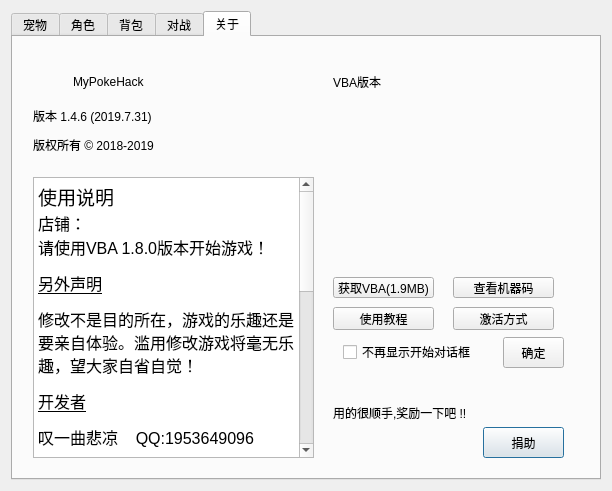
tanyiqu/uemerald-memhack, file MyMH/widget.ui: the form before one commit.
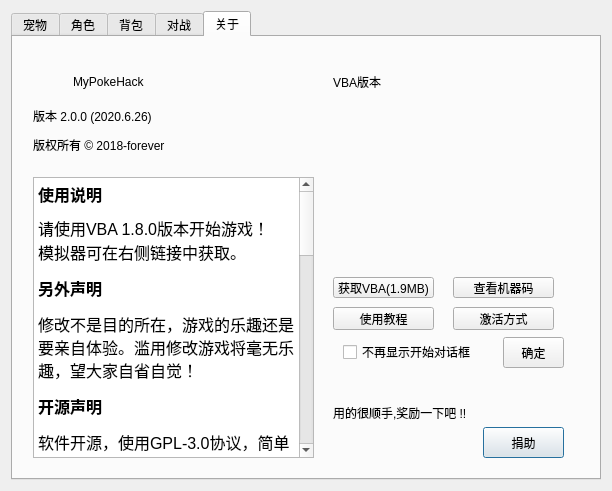
The form after the commit. The open tabs and pages were chosen to show the change. Icons and pictures are not drawn.

Commit message: 修改软件说明

The edit to the form file:
```diff
--- a/MyMH/widget.ui
+++ b/MyMH/widget.ui
@@ -5291,7 +5291,7 @@
         <string notr="true">font: 9pt &quot;微软雅黑&quot;;</string>
        </property>
        <property name="text">
-        <string>版本 1.4.6 (2019.7.31)</string>
+        <string>版本 2.0.0 (2020.6.26)</string>
        </property>
        <property name="wordWrap">
         <bool>true</bool>
@@ -5310,7 +5310,7 @@
         <string notr="true">font: 9pt &quot;微软雅黑&quot;;</string>
        </property>
        <property name="text">
-        <string>版权所有 © 2018-2019</string>
+        <string>版权所有 © 2018-forever</string>
        </property>
        <property name="wordWrap">
         <bool>true</bool>
@@ -5374,19 +5374,23 @@
 &lt;html&gt;&lt;head&gt;&lt;meta name=&quot;qrichtext&quot; content=&quot;1&quot; /&gt;&lt;style type=&quot;text/css&quot;&gt;
 p, li { white-space: pre-wrap; }
 &lt;/style&gt;&lt;/head&gt;&lt;body style=&quot; font-family:'微软雅黑'; font-size:14pt; font-weight:400; font-style:normal;&quot;&gt;
-&lt;p style=&quot; margin-top:0px; margin-bottom:0px; margin-left:0px; margin-right:0px; -qt-block-indent:0; text-indent:0px;&quot;&gt;使用说明&lt;/p&gt;
-&lt;p style=&quot; margin-top:0px; margin-bottom:0px; margin-left:0px; margin-right:0px; -qt-block-indent:0; text-indent:0px;&quot;&gt;&lt;span style=&quot; font-size:12pt;&quot;&gt;店铺：&lt;/span&gt;&lt;/p&gt;
-&lt;p style=&quot; margin-top:0px; margin-bottom:0px; margin-left:0px; margin-right:0px; -qt-block-indent:0; text-indent:0px;&quot;&gt;&lt;img src=&quot;:/images/shop.png&quot; /&gt;&lt;/p&gt;
+&lt;p style=&quot; margin-top:0px; margin-bottom:10px; margin-left:0px; margin-right:0px; -qt-block-indent:0; text-indent:0px;&quot;&gt;&lt;span style=&quot; font-size:12pt; font-weight:600;&quot;&gt;使用说明&lt;/span&gt;&lt;/p&gt;
 &lt;p style=&quot; margin-top:0px; margin-bottom:0px; margin-left:0px; margin-right:0px; -qt-block-indent:0; text-indent:0px;&quot;&gt;&lt;span style=&quot; font-size:12pt;&quot;&gt;请使用VBA 1.8.0版本开始游戏！&lt;/span&gt;&lt;/p&gt;
-&lt;p style=&quot; margin-top:12px; margin-bottom:12px; margin-left:0px; margin-right:0px; -qt-block-indent:0; text-indent:0px;&quot;&gt;&lt;span style=&quot; font-size:12pt; text-decoration: underline;&quot;&gt;另外声明&lt;/span&gt;&lt;/p&gt;
+&lt;p style=&quot; margin-top:0px; margin-bottom:0px; margin-left:0px; margin-right:0px; -qt-block-indent:0; text-indent:0px;&quot;&gt;&lt;span style=&quot; font-size:12pt;&quot;&gt;模拟器可在右侧链接中获取。&lt;/span&gt;&lt;/p&gt;
+&lt;p style=&quot; margin-top:12px; margin-bottom:12px; margin-left:0px; margin-right:0px; -qt-block-indent:0; text-indent:0px;&quot;&gt;&lt;span style=&quot; font-size:12pt; font-weight:600;&quot;&gt;另外声明&lt;/span&gt;&lt;/p&gt;
 &lt;p style=&quot; margin-top:12px; margin-bottom:12px; margin-left:0px; margin-right:0px; -qt-block-indent:0; text-indent:0px;&quot;&gt;&lt;span style=&quot; font-size:12pt;&quot;&gt;修改不是目的所在，游戏的乐趣还是要亲自体验。滥用修改游戏将毫无乐趣，望大家自省自觉！&lt;/span&gt;&lt;/p&gt;
-&lt;p style=&quot; margin-top:12px; margin-bottom:12px; margin-left:0px; margin-right:0px; -qt-block-indent:0; text-indent:0px;&quot;&gt;&lt;span style=&quot; font-size:12pt; text-decoration: underline;&quot;&gt;开发者&lt;/span&gt;&lt;/p&gt;
-&lt;p style=&quot; margin-top:12px; margin-bottom:12px; margin-left:0px; margin-right:0px; -qt-block-indent:0; text-indent:0px;&quot;&gt;&lt;span style=&quot; font-size:12pt;&quot;&gt;叹一曲悲凉    QQ:1953649096&lt;/span&gt;&lt;/p&gt;
-&lt;p style=&quot; margin-top:12px; margin-bottom:12px; margin-left:0px; margin-right:0px; -qt-block-indent:0; text-indent:0px;&quot;&gt;&lt;span style=&quot; font-size:12pt;&quot;&gt;百度昵称：    Bel丶&lt;/span&gt;&lt;/p&gt;
+&lt;p style=&quot; margin-top:12px; margin-bottom:12px; margin-left:0px; margin-right:0px; -qt-block-indent:0; text-indent:0px;&quot;&gt;&lt;span style=&quot; font-size:12pt; font-weight:600;&quot;&gt;开源声明&lt;/span&gt;&lt;/p&gt;
+&lt;p style=&quot; margin-top:12px; margin-bottom:12px; margin-left:0px; margin-right:0px; -qt-block-indent:0; text-indent:0px;&quot;&gt;&lt;span style=&quot; font-size:12pt;&quot;&gt;软件开源，使用GPL-3.0协议，简单点来说就是源码可以随便改，但是如果要发布就必须也得用GPL-3.0协议开源&lt;/span&gt;！&lt;/p&gt;
+&lt;p style=&quot; margin-top:12px; margin-bottom:12px; margin-left:0px; margin-right:0px; -qt-block-indent:0; text-indent:0px;&quot;&gt;&lt;span style=&quot; font-size:12pt;&quot;&gt;可能有人搞错此软件和MH修改器的关系，此软件虽然与MH长得比较像，但也就只是长得比较像而已了。MH是使用MFC库编写的，此软件使用Qt库编写的，功能实现等全部为本人一人实现，只是界面借鉴了MH！&lt;/span&gt;&lt;/p&gt;
+&lt;p style=&quot; margin-top:12px; margin-bottom:12px; margin-left:0px; margin-right:0px; -qt-block-indent:0; text-indent:0px;&quot;&gt;&lt;span style=&quot; font-size:12pt; font-weight:600;&quot;&gt;作者&lt;/span&gt;&lt;/p&gt;
+&lt;p style=&quot; margin-top:12px; margin-bottom:12px; margin-left:0px; margin-right:0px; -qt-block-indent:0; text-indent:0px;&quot;&gt;&lt;span style=&quot; font-size:12pt;&quot;&gt;Tanyiqu：1953649096@qq.com&lt;/span&gt;&lt;/p&gt;
+&lt;p style=&quot; margin-top:12px; margin-bottom:12px; margin-left:0px; margin-right:0px; -qt-block-indent:0; text-indent:0px;&quot;&gt;&lt;span style=&quot; font-size:12pt;&quot;&gt;Bilibili：Tanyiqu-bili&lt;/span&gt;&lt;/p&gt;
+&lt;p style=&quot; margin-top:12px; margin-bottom:12px; margin-left:0px; margin-right:0px; -qt-block-indent:0; text-indent:0px;&quot;&gt;&lt;span style=&quot; font-size:12pt;&quot;&gt;GitHub：Tanyiqu&lt;/span&gt;&lt;/p&gt;
+&lt;p style=&quot; margin-top:12px; margin-bottom:12px; margin-left:0px; margin-right:0px; -qt-block-indent:0; text-indent:0px;&quot;&gt;&lt;span style=&quot; font-size:12pt;&quot;&gt;究极绿宝石游戏交流群聊（QQ）：232377497&lt;/span&gt;&lt;/p&gt;
 &lt;p style=&quot; margin-top:12px; margin-bottom:12px; margin-left:0px; margin-right:0px; -qt-block-indent:0; text-indent:0px;&quot;&gt;&lt;span style=&quot; font-size:12pt;&quot;&gt;欢迎相同爱好者共同讨论&lt;/span&gt;&lt;/p&gt;
-&lt;p style=&quot; margin-top:12px; margin-bottom:12px; margin-left:0px; margin-right:0px; -qt-block-indent:0; text-indent:0px;&quot;&gt;&lt;span style=&quot; font-size:12pt; text-decoration: underline;&quot;&gt;感谢&lt;/span&gt;&lt;/p&gt;
+&lt;p style=&quot; margin-top:12px; margin-bottom:12px; margin-left:0px; margin-right:0px; -qt-block-indent:0; text-indent:0px;&quot;&gt;&lt;span style=&quot; font-size:12pt; font-weight:600;&quot;&gt;感谢&lt;/span&gt;&lt;/p&gt;
 &lt;p style=&quot; margin-top:12px; margin-bottom:12px; margin-left:0px; margin-right:0px; -qt-block-indent:0; text-indent:0px;&quot;&gt;&lt;span style=&quot; font-size:12pt;&quot;&gt;Fuzzier（提供MH源码）&lt;/span&gt;&lt;/p&gt;
-&lt;p style=&quot; margin-top:12px; margin-bottom:12px; margin-left:0px; margin-right:0px; -qt-block-indent:0; text-indent:0px;&quot;&gt;&lt;span style=&quot; font-size:12pt; text-decoration: underline;&quot;&gt;使用软件&lt;/span&gt;&lt;/p&gt;
+&lt;p style=&quot; margin-top:12px; margin-bottom:12px; margin-left:0px; margin-right:0px; -qt-block-indent:0; text-indent:0px;&quot;&gt;&lt;span style=&quot; font-size:12pt; font-weight:600;&quot;&gt;使用软件&lt;/span&gt;&lt;/p&gt;
 &lt;p style=&quot; margin-top:12px; margin-bottom:12px; margin-left:0px; margin-right:0px; -qt-block-indent:0; text-indent:0px;&quot;&gt;&lt;span style=&quot; font-size:12pt;&quot;&gt;Qt Creator（可视化解决方案）&lt;/span&gt;&lt;/p&gt;
 &lt;p style=&quot; margin-top:12px; margin-bottom:12px; margin-left:0px; margin-right:0px; -qt-block-indent:0; text-indent:0px;&quot;&gt;&lt;span style=&quot; font-size:12pt;&quot;&gt;Visual Studio 2013（代码调试）&lt;/span&gt;&lt;/p&gt;
 &lt;p style=&quot; margin-top:12px; margin-bottom:12px; margin-left:0px; margin-right:0px; -qt-block-indent:0; text-indent:0px;&quot;&gt;&lt;span style=&quot; font-size:12pt;&quot;&gt;VC++6.0（代码调试）&lt;/span&gt;&lt;/p&gt;
```
Left out of the diff: 2 changed lines with no effect on the pictures.
